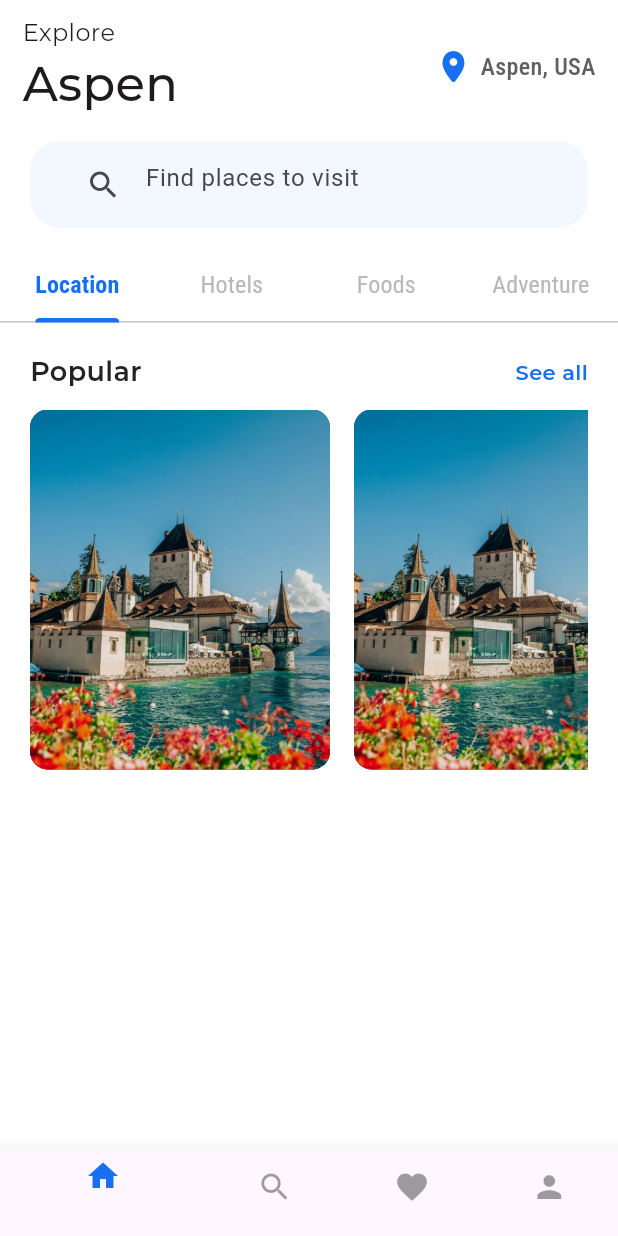
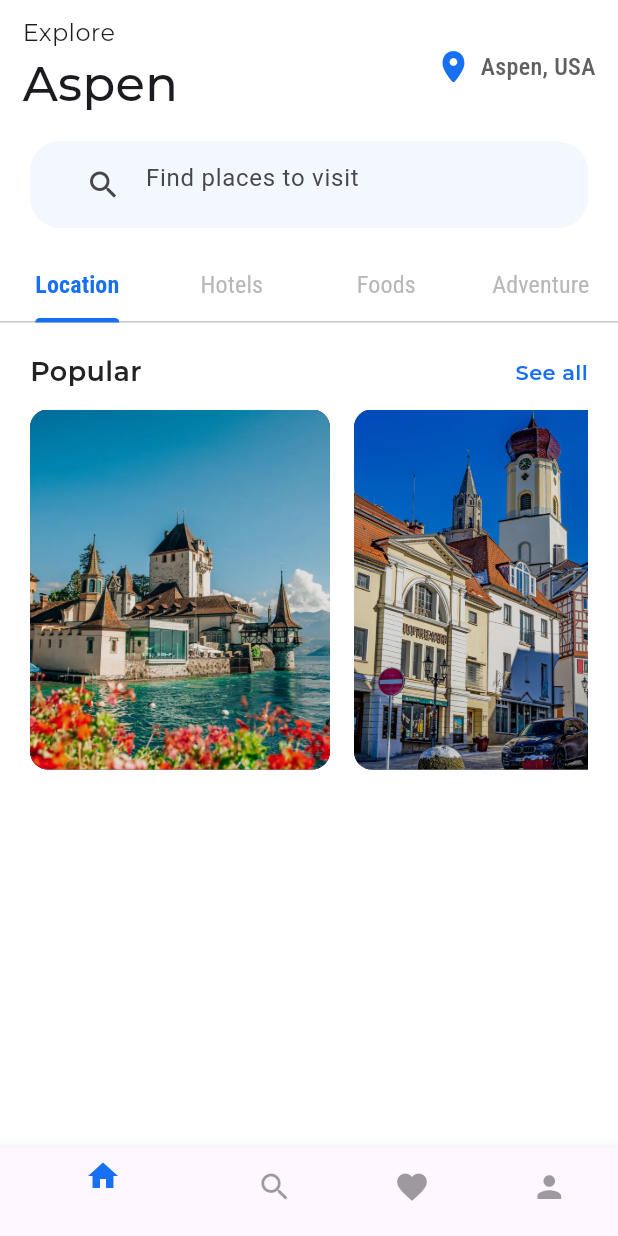
Before and after one commit to mahabubulhasibshawon/trip_app_ui, a Flutter app: the ExploreScreen screen opened directly, on a phone screen of 412 x 824 dp. Run offline on Flutter 3.47's test engine with Material 3 defaults, Android fonts, the phone set to English and light mode, and no system bars; our stand-ins replace google_fonts.

```diff
--- a/lib/widgets/build_tab_content.dart
+++ b/lib/widgets/build_tab_content.dart
@@ -40,7 +40,7 @@ class BuildTabContent extends StatelessWidget {
               children: [
                 PopularItem(title: "Alley Palac", rating: "4.1", image: "assets/images/Alley Palace.png"),
                 const SizedBox(width: 16),
-                PopularItem(title: "Alley Palac", rating: "4.1", image: "assets/images/Alley Palace.png"),
+                PopularItem(title: "Alley Palac", rating: "4.1", image: "assets/images/CoeurdesAlpes.png"),
               ],
             ),
           )
```
Also changed, not shown: assets/images/CoeurdesAlpes.png (renamed from assets/images/Coeurdes Alpes.png).
